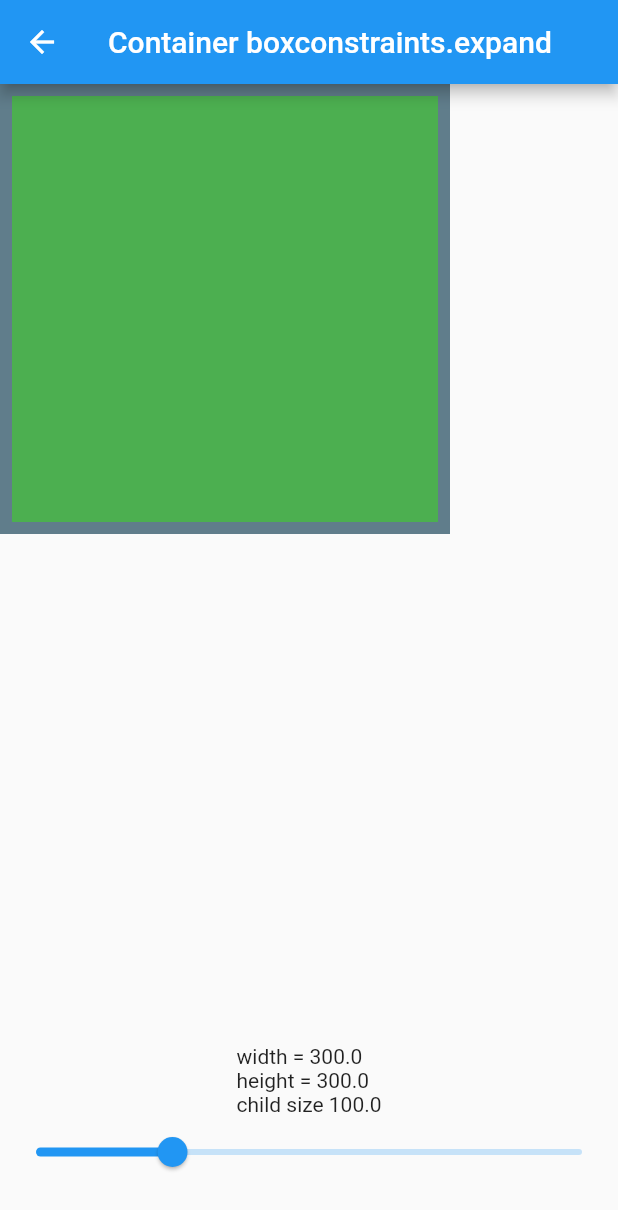
After one commit to kazuki229/FlutterWidgetCheatSheet, a Flutter app: the ContainerPage screen opened directly, after a tap on "constraints expand", on a phone screen of 412 x 824 dp. The commit adds this screen. Shown: the top 1210 px of the screen. Run offline on Flutter 3.47's test engine with Material 2 defaults, Android fonts, the phone set to English and light mode, and no system bars.

Commit message:
:sparkles: add Constraints expand

```diff
--- /dev/null
+++ b/lib/Container/ContainerConstraintsExpand.dart
@@ -0,0 +1,61 @@
+import 'package:flutter/material.dart';
+
+class ContainerConstraintsExpandPage extends StatefulWidget {
+  @override
+  _ContainerConstraintsExpandPageState createState() =>
+      _ContainerConstraintsExpandPageState();
+}
+
+class _ContainerConstraintsExpandPageState
+    extends State<ContainerConstraintsExpandPage> {
+  double _sliderValue = 100.0;
+  @override
+  Widget build(BuildContext context) => Scaffold(
+        appBar: AppBar(
+          title: const Text('Container boxconstraints.expand'),
+        ),
+        body: Stack(
+          fit: StackFit.loose,
+          children: <Widget>[
+            Positioned(
+              left: 0.0,
+              right: 0.0,
+              bottom: 32.0,
+              child: Column(
+                children: <Widget>[
+                  Text(
+                      'width = 300.0\nheight = 300.0\nchild size $_sliderValue'),
+                  Slider(
+                    value: _sliderValue,
+                    min: 0.0,
+                    max: 400.0,
+                    onChanged: (double value) {
+                      setState(() {
+                        _sliderValue = value;
+                      });
+                    },
+                  ),
+                ],
+              ),
+            ),
+            Positioned(
+              top: 0.0,
+              left: 0.0,
+              child: Container(
+                constraints: const BoxConstraints.expand(
+                  width: 300.0,
+                  height: 300.0,
+                ),
+                padding: const EdgeInsets.all(8.0),
+                color: Colors.blueGrey,
+                child: Container(
+                  height: _sliderValue,
+                  width: _sliderValue,
+                  color: Colors.green,
+                ),
+              ),
+            ),
+          ],
+        ),
+      );
+}
--- a/lib/ContainerPage.dart
+++ b/lib/Container/ContainerPage.dart
@@ -1,8 +1,9 @@
 import 'package:flutter/material.dart';
-import 'package:flutter_widget_cheatsheet/ContainerAlignmentPage.dart';
-import 'package:flutter_widget_cheatsheet/ContainerConstraintsPage.dart';
-import 'package:flutter_widget_cheatsheet/ContainerMarginPage.dart';
-import 'package:flutter_widget_cheatsheet/ContainerPaddingPage.dart';
+import 'package:flutter_widget_cheatsheet/Container/ContainerAlignmentPage.dart';
+import 'package:flutter_widget_cheatsheet/Container/ContainerConstraintsExpand.dart';
+import 'package:flutter_widget_cheatsheet/Container/ContainerConstraintsPage.dart';
+import 'package:flutter_widget_cheatsheet/Container/ContainerMarginPage.dart';
+import 'package:flutter_widget_cheatsheet/Container/ContainerPaddingPage.dart';
 
 class ContainerPage extends StatelessWidget {
   @override
@@ -57,6 +58,19 @@ class ContainerPage extends StatelessWidget {
                 );
               },
             ),
+            ListTile(
+              title: const Text('constraints expand'),
+              onTap: () {
+                Navigator.push<
+                    MaterialPageRoute<ContainerConstraintsExpandPage>>(
+                  context,
+                  MaterialPageRoute(
+                    builder: (BuildContext context) =>
+                        ContainerConstraintsExpandPage(),
+                  ),
+                );
+              },
+            ),
           ],
         ),
       );
--- a/lib/main.dart
+++ b/lib/main.dart
@@ -1,5 +1,5 @@
 import 'package:flutter/material.dart';
-import 'package:flutter_widget_cheatsheet/ContainerPage.dart';
+import 'package:flutter_widget_cheatsheet/Container/ContainerPage.dart';
 
 void main() {
   runApp(MaterialApp(
```
Also changed, not shown: lib/Container/ContainerAlignmentPage.dart (renamed from lib/ContainerAlignmentPage.dart), lib/Container/ContainerConstraintsPage.dart (renamed from lib/ContainerConstraintsPage.dart), lib/Container/ContainerMarginPage.dart (renamed from lib/ContainerMarginPage.dart), lib/Container/ContainerPaddingPage.dart (renamed from lib/ContainerPaddingPage.dart).
